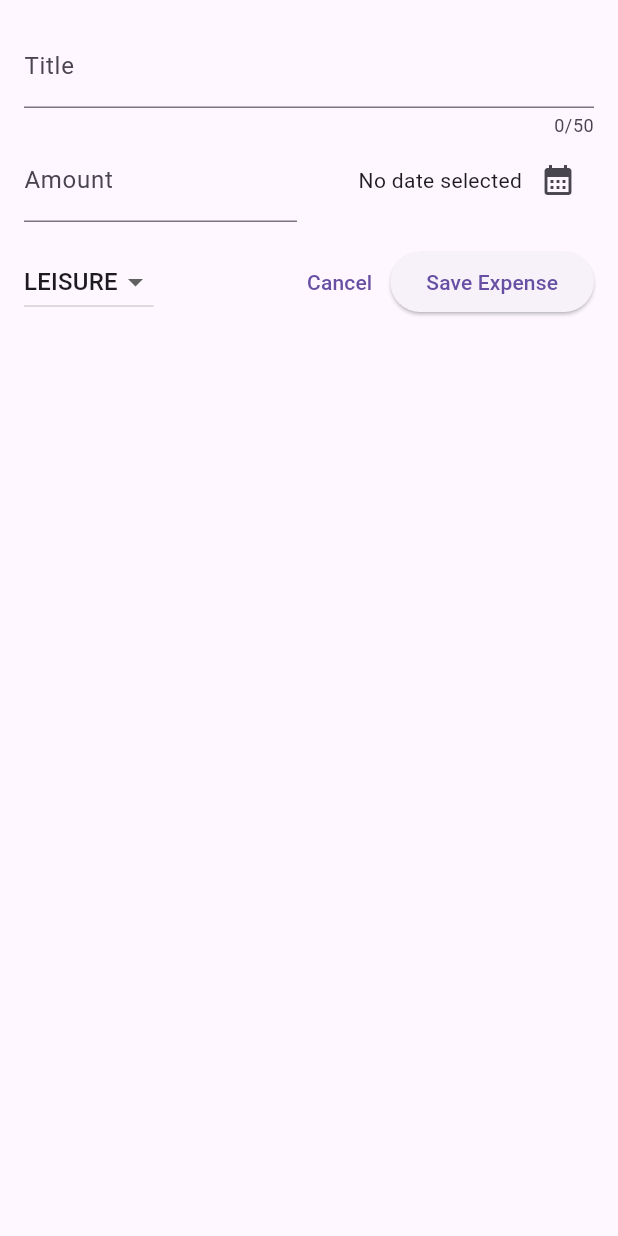
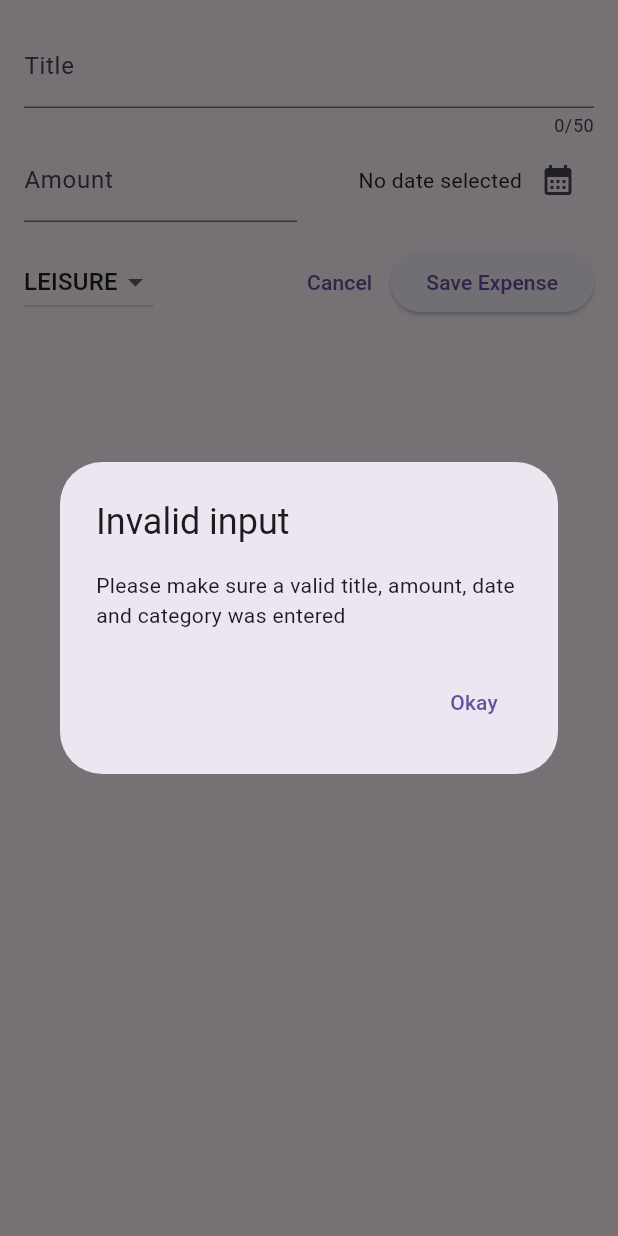
Before and after one commit to Jon-Felipe/Expense-Tracker-Flutter, a Flutter app: the NewExpense widget shown alone on an empty page, opened directly, after a tap on "Save Expense", on a phone screen of 412 x 824 dp. Run offline on Flutter 3.47's test engine with Material 3 defaults, Android fonts, the phone set to English and light mode, and no system bars.

Commit message:
showing alert dialog if input date is invalid

```diff
--- a/lib/widgets/new_expense.dart
+++ b/lib/widgets/new_expense.dart
@@ -30,6 +30,35 @@ class _NewExpenseState extends State<NewExpense> {
     setState(() {
       _selectedDate = pickedDate;
     });
+  }
+
+  void _submitExpenseData() {
+    final enteredAmount = double.tryParse(_amountController.text);
+    final amountIsInvalid = enteredAmount == null || enteredAmount <= 0;
+
+    if (_titleController.text.trim().isEmpty ||
+        amountIsInvalid ||
+        _selectedDate == null) {
+      showDialog(
+        context: context,
+        builder:
+            (ctx) => AlertDialog(
+              title: const Text('Invalid input'),
+              content: const Text(
+                'Please make sure a valid title, amount, date and category was entered',
+              ),
+              actions: [
+                TextButton(
+                  onPressed: () {
+                    Navigator.pop(ctx);
+                  },
+                  child: const Text('Okay'),
+                ),
+              ],
+            ),
+      );
+      return;
+    }
   }
 
   @override
@@ -113,7 +142,7 @@ class _NewExpenseState extends State<NewExpense> {
                 child: const Text('Cancel'),
               ),
               ElevatedButton(
-                onPressed: () {},
+                onPressed: _submitExpenseData,
                 child: const Text('Save Expense'),
               ),
             ],
```
